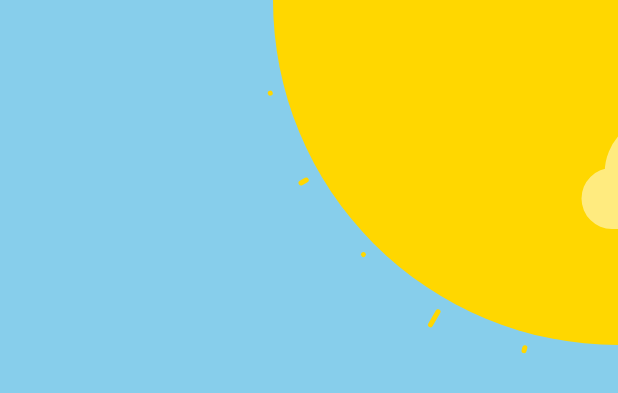
After one commit to ld-zero/SimpleWeather, an Android app: the layout fragment_cloudy_day.xml on its own in the app's theme, with its tools: preview values and no code run, on a phone screen of 412 x 824 dp. The commit adds this screen. Shown: the top 393 px of the screen. Run offline under Robolectric (Android 15) with nearby library versions, the phone set to English and light mode, and no system bars; network calls fail.

Commit message:
add cloudy fragment

```diff
--- /dev/null
+++ b/app/src/main/res/layout/fragment_cloudy_day.xml
@@ -0,0 +1,31 @@
+<?xml version="1.0" encoding="utf-8"?>
+<layout
+    xmlns:android="http://schemas.android.com/apk/res/android"
+    xmlns:app="http://schemas.android.com/apk/res-auto">
+
+    <data class="CloudyDayBinding">
+        <variable
+            name="displaySun"
+            type="Boolean"/>
+        <variable
+            name="cloudCnt"
+            type="Integer"/>
+    </data>
+
+    <android.support.constraint.ConstraintLayout
+        android:layout_width="match_parent"
+        android:layout_height="match_parent">
+
+        <ldzero.ai.simpleweather.ui.custom.SunnyDayView
+            android:layout_width="match_parent"
+            android:layout_height="match_parent"
+            app:needToDrawSun="@{displaySun ?? true}"/>
+
+        <ldzero.ai.simpleweather.ui.custom.CloudyView
+            android:layout_width="match_parent"
+            android:layout_height="match_parent"
+            app:cloudCnt="@{cloudCnt ?? 10}"/>
+
+    </android.support.constraint.ConstraintLayout>
+
+</layout>
```
Also changed, not shown: app/src/main/java/ldzero/ai/simpleweather/helper/WeatherEffectHelper.java (+9 -0 lines), app/src/main/java/ldzero/ai/simpleweather/ui/custom/SunnyDayView.java (+23 -2 lines), app/src/main/java/ldzero/ai/simpleweather/ui/custom/SunnyNightView.java (+23 -2 lines), app/src/main/java/ldzero/ai/simpleweather/ui/weather_effect_fragment/CloudyFragment.java (added, +107 -0 lines), app/src/main/res/layout/fragment_cloudy_night.xml (added, +31 -0 lines).
